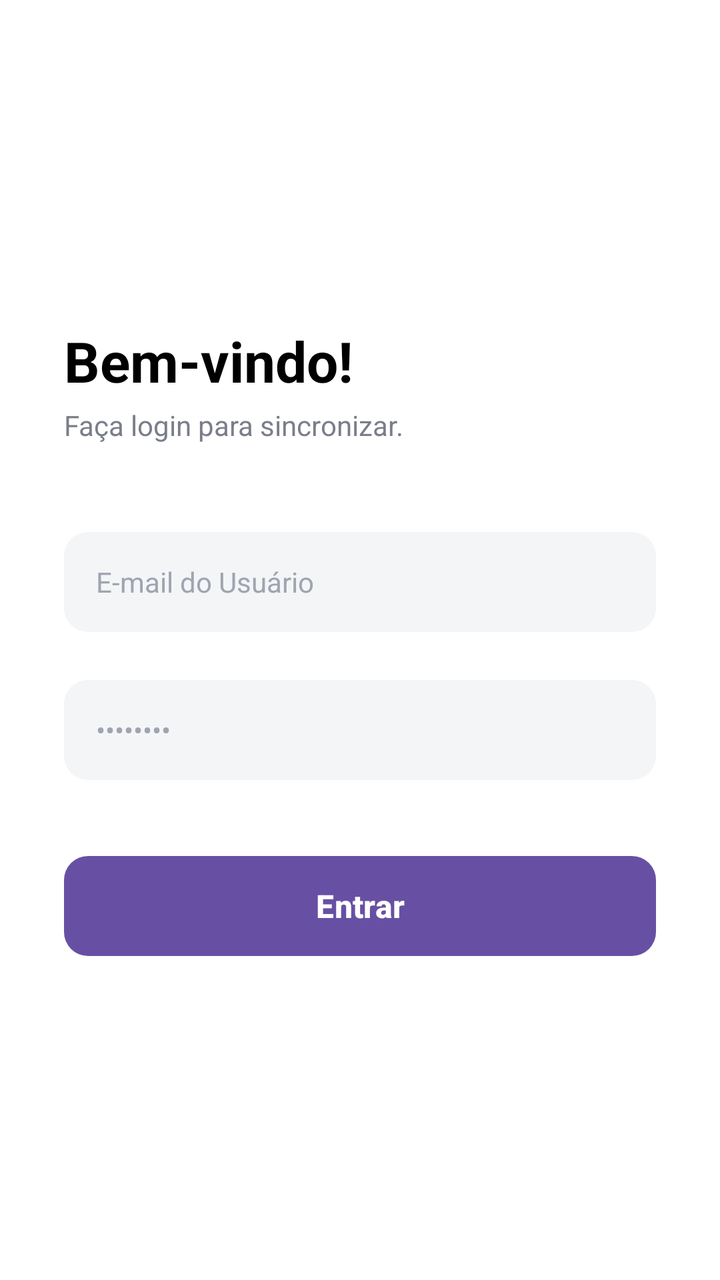
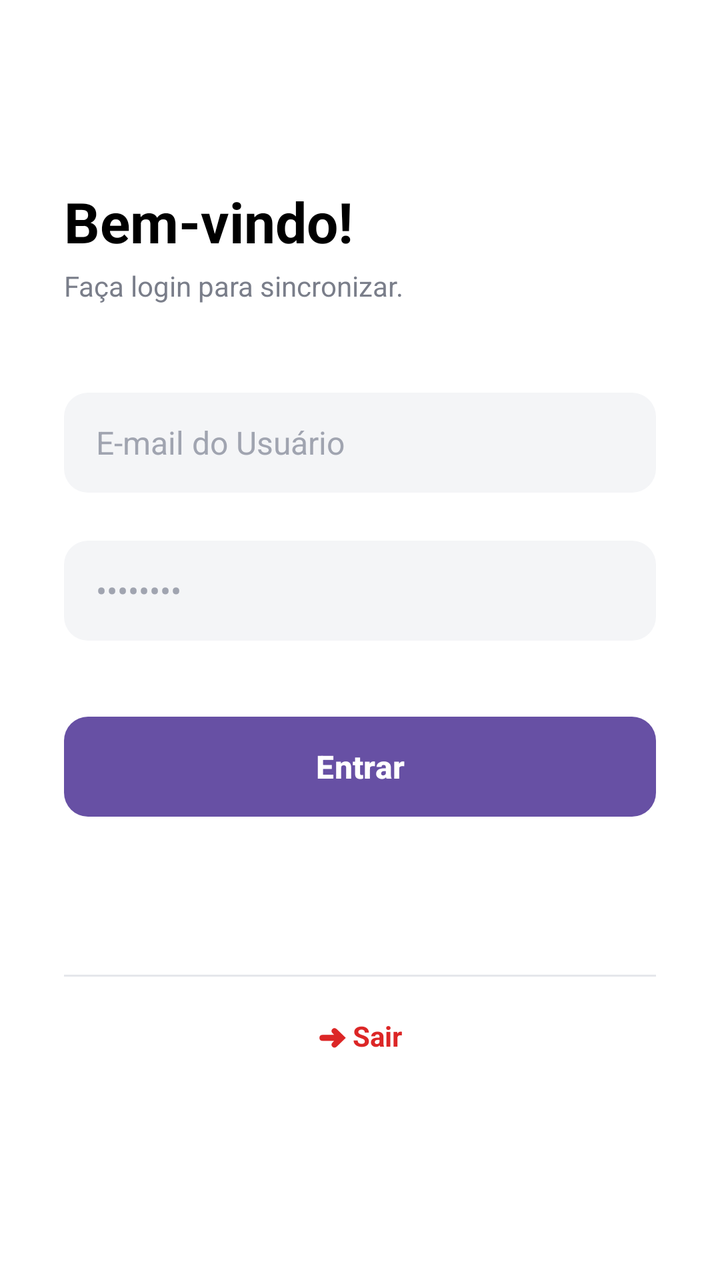

The first picture is an Android layout as it rendered before a commit; the second is the same layout after the commit. The layout source and the unified diff follow.
<!-- AndroidManifest.xml: application theme Theme.Bibliotecando -->
<!-- res/layout/activity_login.xml -->
<?xml version="1.0" encoding="utf-8"?>
<LinearLayout xmlns:android="http://schemas.android.com/apk/res/android"
    xmlns:app="http://schemas.android.com/apk/res-auto"
    android:id="@+id/main"
    android:layout_width="match_parent"
    android:layout_height="match_parent"
    android:orientation="vertical"
    android:gravity="center_vertical"
    android:paddingLeft="32dp"
    android:paddingRight="32dp"
    android:background="@android:color/white">

    
    <TextView
        android:layout_width="match_parent"
        android:layout_height="wrap_content"
        android:layout_marginBottom="4dp"
        android:text="@string/Lg_Titulo"
        android:textColor="@android:color/black"
        android:textSize="28sp"
        android:textStyle="bold" />

    
    <TextView
        android:layout_width="match_parent"
        android:layout_height="wrap_content"
        android:layout_marginBottom="44dp"
        android:text="@string/Lg_SubTitulo"
        android:textColor="#7A7E8A"
        android:textSize="14sp" />

    
    <EditText
        android:id="@+id/etEmail"
        android:layout_width="match_parent"
        android:layout_height="50dp"
        android:layout_marginBottom="24dp"
        android:background="@drawable/bg_input"
        android:hint="@string/Lg_Email"
        android:inputType="textEmailAddress"
        android:paddingLeft="16dp"
        android:paddingRight="16dp"
        android:textColorHint="#A0A4B0"
        android:textSize="14sp" />

    
    <EditText
        android:id="@+id/etPassword"
        android:layout_width="match_parent"
        android:layout_height="50dp"
        android:layout_marginBottom="38dp"
        android:background="@drawable/bg_input"
        android:hint="@string/Lg_Senha"
        android:inputType="textPassword"
        android:paddingLeft="16dp"
        android:paddingRight="16dp"
        android:textColorHint="#A0A4B0"
        android:textSize="14sp" />

    
    <Button
        android:id="@+id/btnLogin"
        android:layout_width="match_parent"
        android:layout_height="50dp"
        android:background="@drawable/bg_button"
        android:stateListAnimator="@null"
        android:text="@string/Btn_Entrar"
        android:textAllCaps="false"
        android:textColor="@android:color/white"
        android:textSize="16sp"
        android:textStyle="bold" />

</LinearLayout>
<!-- resources referenced by this layout -->
<resources>
  <!-- drawable bg_button (drawable) -->
  <?xml version="1.0" encoding="utf-8"?>
  <shape xmlns:android="http://schemas.android.com/apk/res/android"
      android:shape="rectangle">
      <solid android:color="#5048e5" />
      <corners android:radius="12dp" />
  </shape>
  <!-- drawable bg_input (drawable) -->
  <?xml version="1.0" encoding="utf-8"?>
  <shape xmlns:android="http://schemas.android.com/apk/res/android"
      android:shape="rectangle">
      <solid android:color="#F4F5F7" />
      <corners android:radius="12dp" />
  </shape>
  <string name="Btn_Entrar">Entrar</string>
  <string name="Lg_Email">E-mail do Usuário</string>
  <string name="Lg_Senha">••••••••</string>
  <string name="Lg_SubTitulo">Faça login para sincronizar.</string>
  <string name="Lg_Titulo">Bem-vindo!</string>
  <style name="Theme.Bibliotecando" parent="Base.Theme.Bibliotecando" />
  <style name="Base.Theme.Bibliotecando" parent="Theme.Material3.DayNight.NoActionBar">
          
          
      </style>
</resources>

<!-- the commit's change to res/layout/activity_login.xml (unified diff, before → after) -->
@@ -41,7 +41,7 @@
         android:paddingLeft="16dp"
         android:paddingRight="16dp"
         android:textColorHint="#A0A4B0"
-        android:textSize="14sp" />
+        android:textSize="16sp" />
 
     
     <EditText
@@ -55,13 +55,14 @@
         android:paddingLeft="16dp"
         android:paddingRight="16dp"
         android:textColorHint="#A0A4B0"
-        android:textSize="14sp" />
+        android:textSize="16sp" />
 
     
     <Button
-        android:id="@+id/btnLogin"
+        android:id="@+id/btLogin"
         android:layout_width="match_parent"
         android:layout_height="50dp"
+        android:layout_marginBottom="10dp"
         android:background="@drawable/bg_button"
         android:stateListAnimator="@null"
         android:text="@string/Btn_Entrar"
@@ -70,4 +71,41 @@
         android:textSize="16sp"
         android:textStyle="bold" />
 
+    <TextView
+        android:id="@+id/tvMensagem"
+        android:layout_width="match_parent"
+        android:layout_height="wrap_content"
+        android:layout_marginTop="25dp"
+        android:layout_marginBottom="25dp"
+        android:textAlignment="center"
+        android:textColor="#EF0A0A" />
+
+    
+    <View
+        android:layout_width="match_parent"
+        android:layout_height="1dp"
+        android:background="#E5E7EB"
+        android:layout_marginBottom="12dp" />
+
+
+    
+    <LinearLayout
+        android:id="@+id/layoutLogout"
+        android:layout_width="wrap_content"
+        android:layout_height="wrap_content"
+        android:layout_gravity="center_horizontal"
+        android:layout_marginBottom="12dp"
+        android:gravity="center"
+        android:orientation="horizontal"
+        android:padding="8dp">
+
+        <TextView
+            android:layout_width="wrap_content"
+            android:layout_height="wrap_content"
+            android:text="@string/Btn_Sair"
+            android:textColor="#DC2626"
+            android:textSize="14sp"
+            android:textStyle="bold" />
+    </LinearLayout>
+
 </LinearLayout>
<!-- resource entries referenced after the edit -->
@@ -15,6 +15,7 @@
       <corners android:radius="12dp" />
   </shape>
   <string name="Btn_Entrar">Entrar</string>
+  <string name="Btn_Sair">➜ Sair</string>
   <string name="Lg_Email">E-mail do Usuário</string>
   <string name="Lg_Senha">••••••••</string>
   <string name="Lg_SubTitulo">Faça login para sincronizar.</string>
